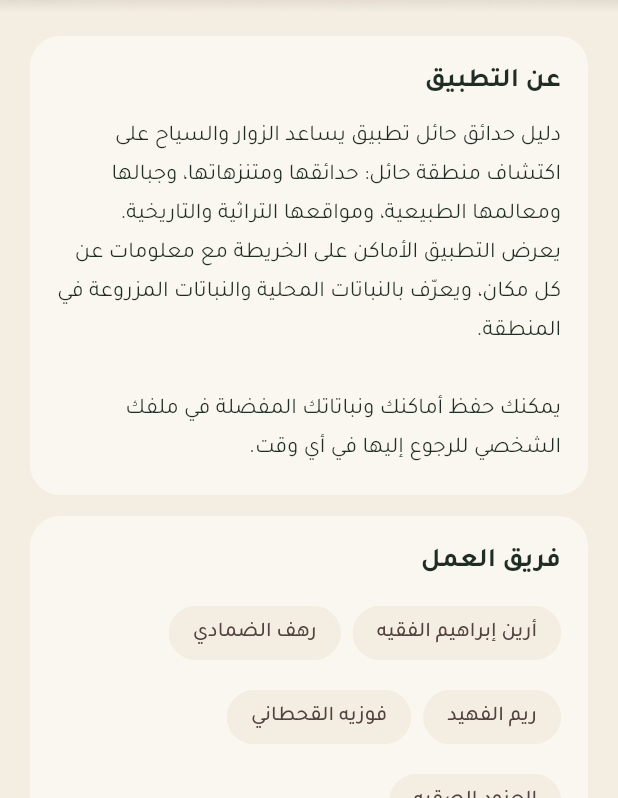
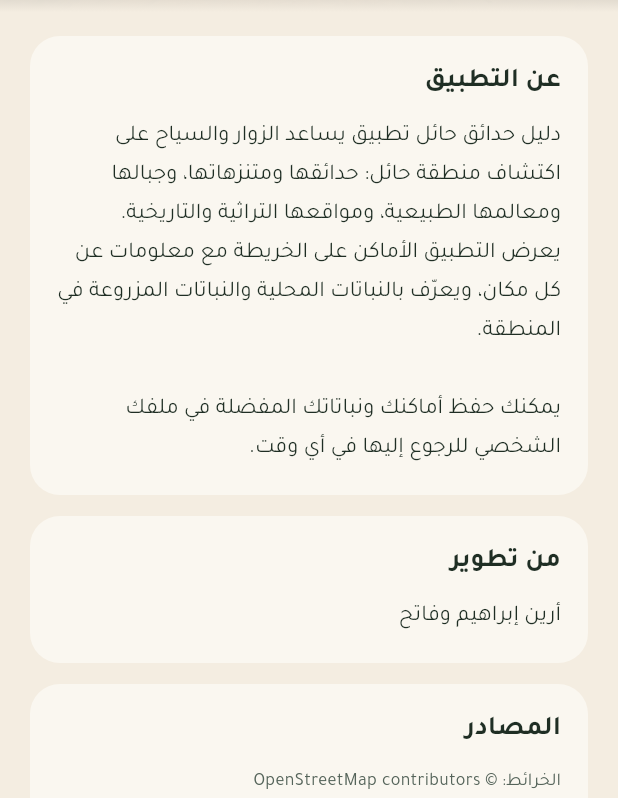
Before and after one commit to areen119-droid/hail-parks-guide, a Flutter app: the AboutUsScreen screen opened directly, on a phone screen of 412 x 824 dp, the part 438-1236 px from its top. Run offline on Flutter 3.47's test engine with Material 3 defaults, Android fonts, the phone set to English and light mode, and no system bars; our stand-ins replace flutter_map, latlong2, location, shared_preferences; missing offline and left inert: tflite_flutter; accounts and stored records are empty.

Commit message:
Credit the app's developers on the about screen
Replaces the team list carried over from the old project with the two
people who built this app, and credits the Reem Kufi font.

Co-Authored-By: Claude Opus 5.5 <noreply@anthropic.com>

```diff
--- a/lib/features/settings/screens/about_us_screen.dart
+++ b/lib/features/settings/screens/about_us_screen.dart
@@ -5,14 +5,6 @@ import 'package:hail_parks_guide/core/widgets/custom_button.dart';
 
 class AboutUsScreen extends StatelessWidget {
   const AboutUsScreen({super.key});
-
-  static const _team = [
-    'أرين إبراهيم الفقيه',
-    'رهف الضمادي',
-    'ريم الفهيد',
-    'فوزيه القحطاني',
-    'العنود الصقيه',
-  ];
 
   @override
   Widget build(BuildContext context) {
@@ -84,21 +76,9 @@ class AboutUsScreen extends StatelessWidget {
                     style: AppText.body,
                   ),
                 ),
-                _Card(
-                  title: 'فريق العمل',
-                  child: Wrap(
-                    spacing: 8,
-                    runSpacing: 8,
-                    children: [
-                      for (final name in _team)
-                        Chip(
-                          label: Text(name),
-                          backgroundColor: AppColors.sandLight,
-                          side: BorderSide.none,
-                          shape: const StadiumBorder(),
-                        ),
-                    ],
-                  ),
+                const _Card(
+                  title: 'من تطوير',
+                  child: Text('أرين إبراهيم وفاتح', style: AppText.body),
                 ),
                 const _Card(
                   title: 'المصادر',
@@ -114,7 +94,7 @@ class AboutUsScreen extends StatelessWidget {
                     'أعيرف) CC BY-SA 4.0؛ Annurios (توارن) CC BY-SA 4.0؛ cvhail (شعيب جو) و Khalid Alhallabi (جبل '
                     'السمراء) CC BY 3.0؛ Prof. Mortel (جبة، فيد) CC BY 2.0؛ NASA '
                     '(النفود) و Gertrude Bell (قصر برزان 1914) ملكية عامة\n'
-                    'الخطوط: Amiri و Tajawal، رخصة SIL Open Font License',
+                    'الخطوط: Amiri و Tajawal و Reem Kufi، رخصة SIL Open Font License',
                     style: TextStyle(fontSize: 12, height: 1.8, color: AppColors.textSecondary),
                   ),
                 ),
```
